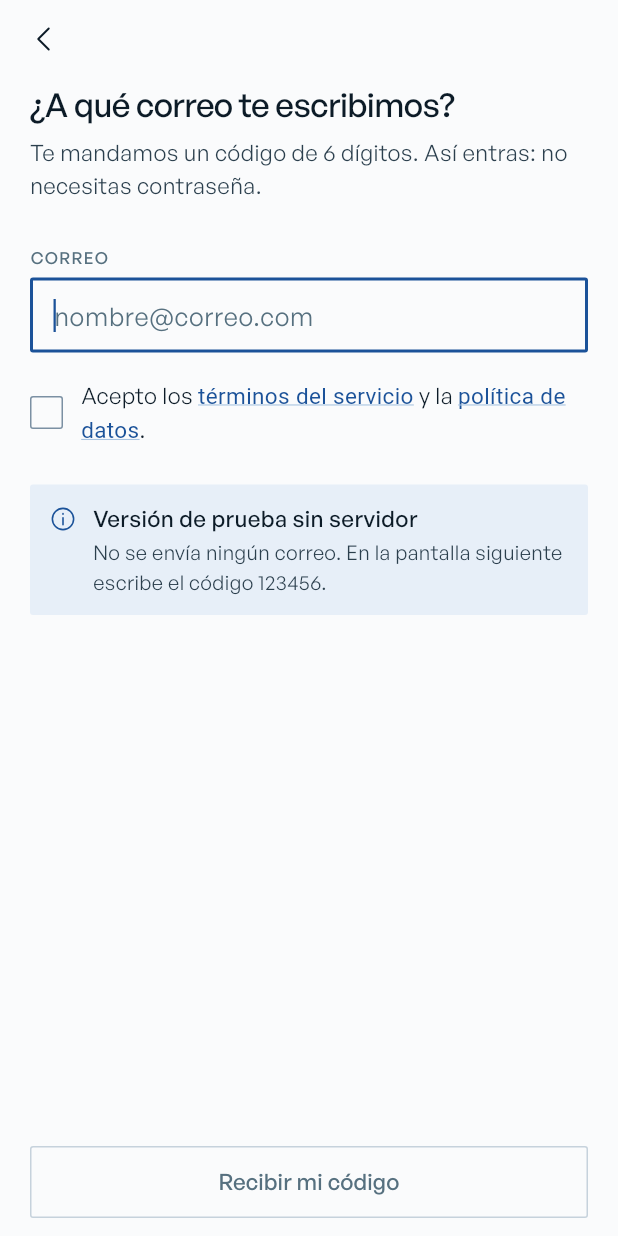
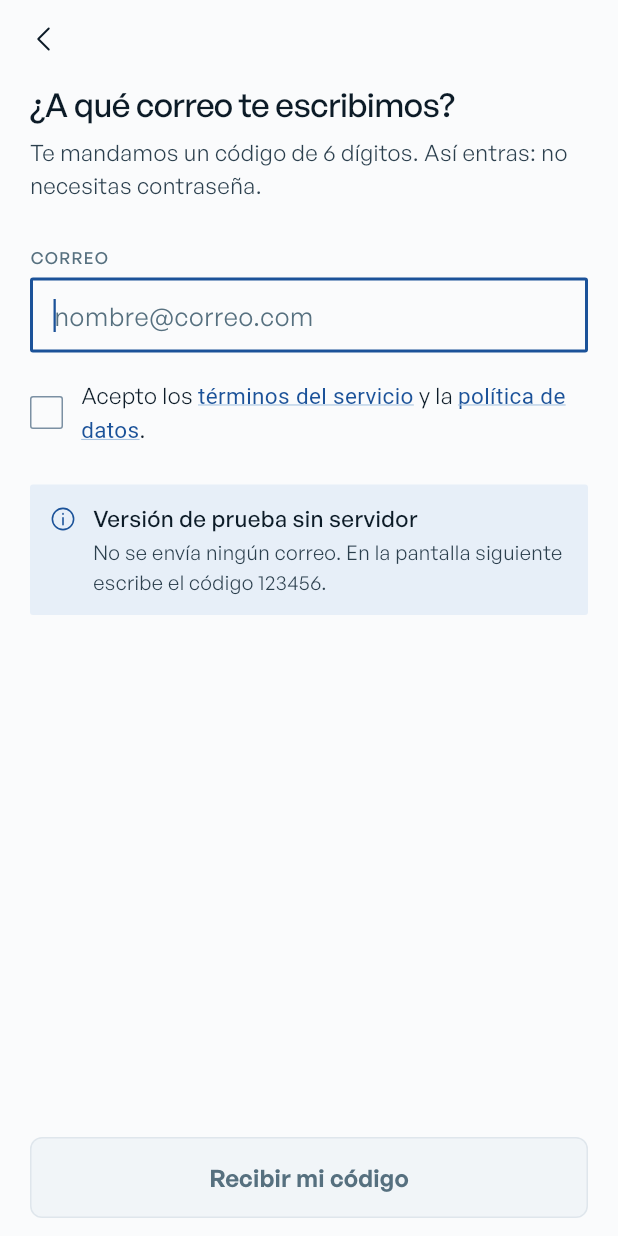
Before and after one commit to Santcar05/Mimedica, a Flutter app: the screen it shows after launch, after a tap on "Empezar", on a phone screen of 412 x 824 dp. Run offline on Flutter 3.47's test engine with Material 3 defaults, Android fonts, the phone set to English and light mode, and no system bars; our stand-ins replace flutter_local_notifications, flutter_riverpod, flutter_svg, go_router, image_picker, shared_preferences and 2 more; accounts and stored records are empty.

Commit message:
feat: botones principales en azul macizo con relieve y secundarios con contorno azul

```diff
--- a/lib/app/tema.dart
+++ b/lib/app/tema.dart
@@ -40,6 +40,9 @@ abstract final class Ritmo {
 }
 
 const radio = BorderRadius.all(Radius.circular(2));
+
+/// Los botones son más redondeados que el resto: se reconocen como pulsables.
+const radioBoton = BorderRadius.all(Radius.circular(8));
 const margen = 20.0;
 
 abstract final class Letra {
--- a/lib/nucleo/widgets/boton.dart
+++ b/lib/nucleo/widgets/boton.dart
@@ -34,29 +34,41 @@ class _BotonState extends State<Boton> {
 
   bool get _activo => widget.alPulsar != null && !widget.ocupado;
 
+  /// Un botón se reconoce de lejos: el principal es azul macizo con un borde
+  /// inferior que lo hace parecer pulsable; el secundario, azul claro con
+  /// contorno azul. El deshabilitado se ve apagado, no desaparece.
   (Color fondo, Color texto, Color borde) get _colores {
     if (widget.alPulsar == null) {
-      return (Colors.transparent, Tinta.apagada, Tinta.lineaFuerte);
+      return (Tinta.superficie, Tinta.apagada, Tinta.linea);
     }
     return switch (widget.estilo) {
       EstiloBoton.primario => (
-        _hundido ? Tinta.azulHondo : Tinta.tinta,
-        Tinta.papel,
-        _hundido ? Tinta.azulHondo : Tinta.tinta,
+        _hundido ? Tinta.azulHondo : Tinta.azul,
+        Colors.white,
+        _hundido ? Tinta.azulHondo : Tinta.azul,
       ),
       EstiloBoton.secundario => (
-        _hundido ? Tinta.azulSuave : Colors.transparent,
-        Tinta.tinta,
-        _hundido ? Tinta.azul : Tinta.lineaFuerte,
+        _hundido ? Tinta.azulLinea : Tinta.azulSuave,
+        Tinta.azulHondo,
+        Tinta.azul,
       ),
-      EstiloBoton.peligro => (Tinta.riesgo, Tinta.papel, Tinta.riesgo),
+      EstiloBoton.peligro => (
+        _hundido ? const Color(0xFF8E2A24) : Tinta.riesgo,
+        Colors.white,
+        _hundido ? const Color(0xFF8E2A24) : Tinta.riesgo,
+      ),
       EstiloBoton.peligroSuave => (
-        _hundido ? Tinta.riesgoSuave : Colors.transparent,
+        _hundido ? const Color(0xFFF1CFCB) : Tinta.riesgoSuave,
         Tinta.riesgo,
-        Tinta.lineaFuerte,
+        Tinta.riesgo,
       ),
     };
   }
+
+  bool get _conRelieve =>
+      widget.alPulsar != null &&
+      (widget.estilo == EstiloBoton.primario ||
+          widget.estilo == EstiloBoton.peligro);
 
   void _hundir(bool valor) {
     if (_activo && _hundido != valor) setState(() => _hundido = valor);
@@ -72,9 +84,9 @@ class _BotonState extends State<Boton> {
       children: [
         if (widget.ocupado)
           SizedBox(
-            width: 16,
-            height: 16,
-            child: CircularProgressIndicator(strokeWidth: 1.5, color: texto),
+            width: 20,
+            height: 20,
+            child: CircularProgressIndicator(strokeWidth: 2.5, color: texto),
           )
         else if (widget.icono != null)
           Trazo(widget.icono!, tam: 20, color: texto),
@@ -86,8 +98,10 @@ class _BotonState extends State<Boton> {
             overflow: TextOverflow.ellipsis,
             style: Letra.cuerpoFuerte.copyWith(
               color: texto,
+              fontSize: 16,
+              fontWeight: FontWeight.w600,
               height: 1,
-              letterSpacing: 0.08,
+              letterSpacing: 0.1,
             ),
           ),
         ),
@@ -115,12 +129,29 @@ class _BotonState extends State<Boton> {
           child: AnimatedContainer(
             duration: Ritmo.micro,
             curve: Ritmo.salida,
-            constraints: const BoxConstraints(minHeight: 48),
-            padding: const EdgeInsets.symmetric(horizontal: 20),
+            constraints: const BoxConstraints(minHeight: 54),
+            padding: const EdgeInsets.symmetric(horizontal: 22),
             decoration: BoxDecoration(
               color: fondo,
-              borderRadius: radio,
-              border: Border.all(color: borde),
+              borderRadius: radioBoton,
+              border: Border.all(
+                color: borde,
+                width:
+                    widget.estilo == EstiloBoton.secundario ||
+                        widget.estilo == EstiloBoton.peligroSuave
+                    ? 1.5
+                    : 1,
+              ),
+              boxShadow: _conRelieve
+                  ? [
+                      BoxShadow(
+                        color: widget.estilo == EstiloBoton.peligro
+                            ? const Color(0xFF8E2A24)
+                            : Tinta.azulHondo,
+                        offset: Offset(0, _hundido ? 0 : 3),
+                      ),
+                    ]
+                  : null,
             ),
             alignment: widget.ancho ? Alignment.center : null,
             child: contenido,
@@ -167,7 +198,15 @@ class BotonTexto extends StatelessWidget {
               Flexible(
                 child: Text(
                   texto,
-                  style: Letra.cuerpoFuerte.copyWith(color: tinta),
+                  style: Letra.cuerpoFuerte.copyWith(
+                    color: tinta,
+                    fontWeight: FontWeight.w600,
+                    decoration: alPulsar == null
+                        ? TextDecoration.none
+                        : TextDecoration.underline,
+                    decorationColor: Tinta.azulLinea,
+                    decorationThickness: 1.5,
+                  ),
                 ),
               ),
             ],
```
Also changed, not shown: assets/img/logo.jpeg (deleted).
